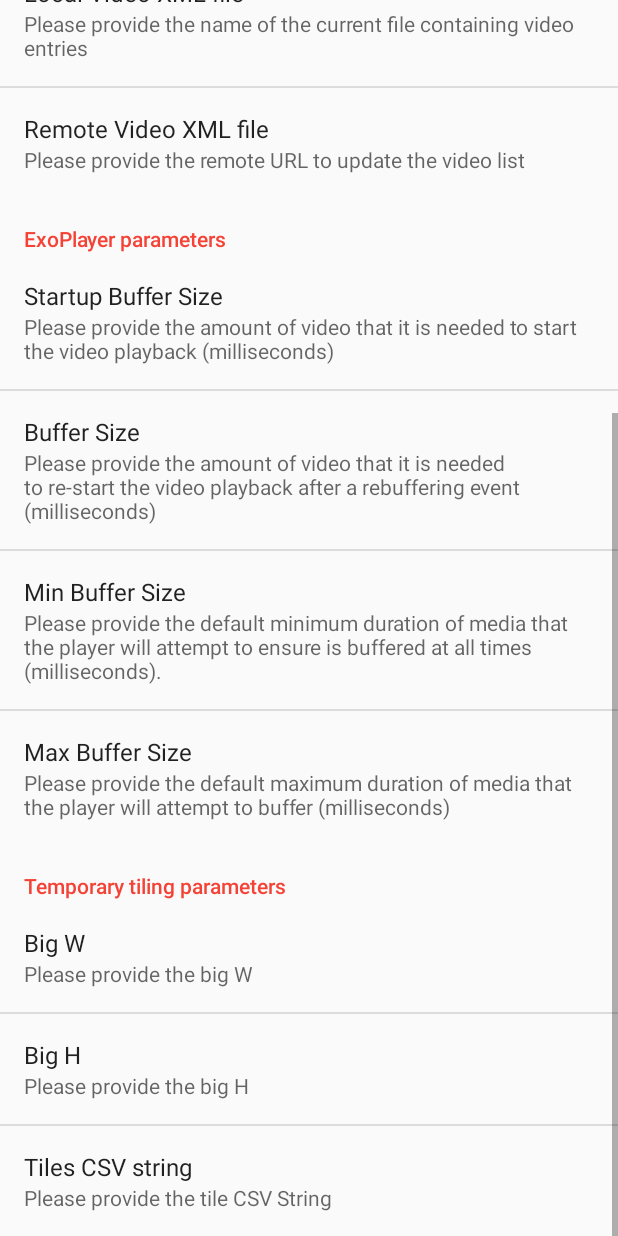
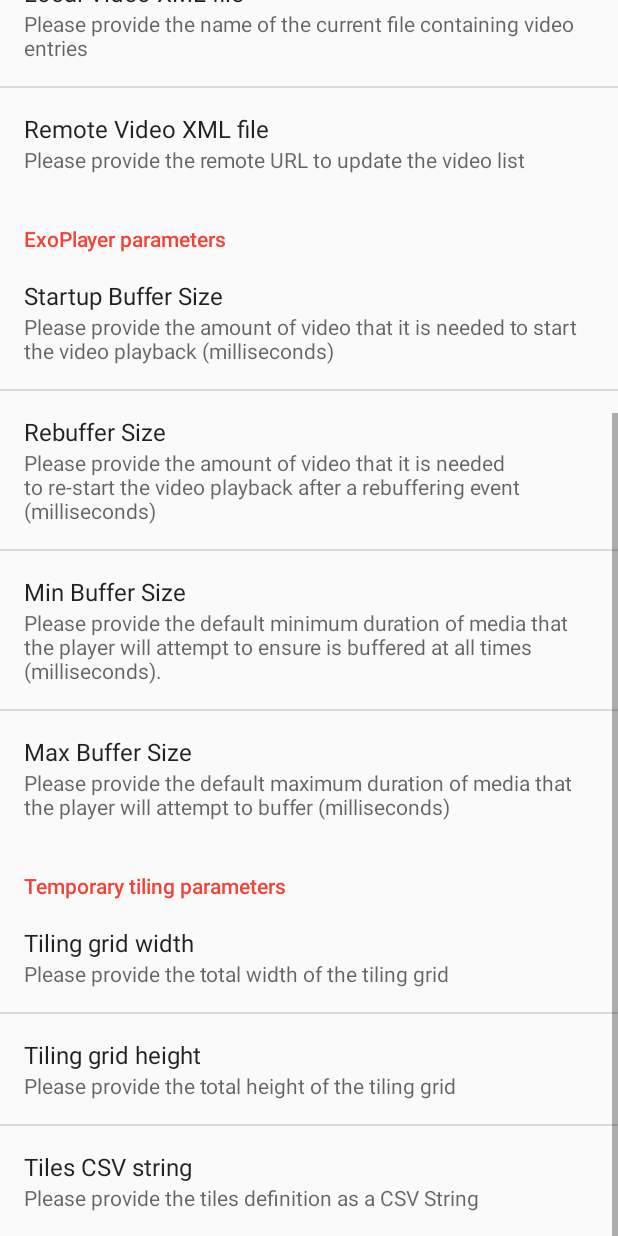
Before and after one commit to UCA4SVR/TOUCAN_VR_parametrizer, an Android app: the PreferencesActivity screen opened directly, with no data from a screen before it, scrolled down 576 dp, on a phone screen of 412 x 824 dp. Run offline under Robolectric (Android 15) with nearby library versions, the phone set to English and light mode, and no system bars.

Commit message:
Copiright notice unification plus minor updates
Unified the copyright notice on all files
Improved some comments
Used a value xml file to store every information needed by the parameter screen and improved some of the texts

```diff
--- a/app/build.gradle
+++ b/app/build.gradle
@@ -9,8 +9,8 @@ android {
         targetSdkVersion 25
         // codeversion = major * 10 000 + minor * 100 + patch (we'll get problems if we have more
         // than 99 as one of the numbers but we should be safe)
-        versionCode 10000
-        versionName "1.0.0"
+        versionCode 10100
+        versionName "1.1.0"
         testInstrumentationRunner "android.support.test.runner.AndroidJUnitRunner"
     }
     buildTypes {
--- a/app/src/main/java/fr/unice/i3s/uca4svr/toucan_vr_parametrizing/MainActivity.java
+++ b/app/src/main/java/fr/unice/i3s/uca4svr/toucan_vr_parametrizing/MainActivity.java
@@ -12,7 +12,6 @@
  * WITHOUT WARRANTIES OR CONDITIONS OF ANY KIND, either express or implied.
  * See the License for the specific language governing permissions and
  * limitations under the License.
- * Author: Savino Dambra
  */
 package fr.unice.i3s.uca4svr.toucan_vr_parametrizing;
 
@@ -30,7 +29,6 @@ import android.support.v4.app.ActivityCompat;
 import android.support.v4.content.ContextCompat;
 import android.support.v7.app.AppCompatActivity;
 import android.support.v7.widget.Toolbar;
-import android.util.Log;
 import android.view.Menu;
 import android.view.MenuItem;
 import android.view.View;
--- a/app/src/main/java/fr/unice/i3s/uca4svr/toucan_vr_parametrizing/PreferencesActivity.java
+++ b/app/src/main/java/fr/unice/i3s/uca4svr/toucan_vr_parametrizing/PreferencesActivity.java
@@ -12,7 +12,6 @@
  * WITHOUT WARRANTIES OR CONDITIONS OF ANY KIND, either express or implied.
  * See the License for the specific language governing permissions and
  * limitations under the License.
- * Author: Savino Dambra
  */
 package fr.unice.i3s.uca4svr.toucan_vr_parametrizing;
 
--- a/app/src/main/java/fr/unice/i3s/uca4svr/toucan_vr_parametrizing/StartVRApp.java
+++ b/app/src/main/java/fr/unice/i3s/uca4svr/toucan_vr_parametrizing/StartVRApp.java
@@ -12,7 +12,6 @@
  * WITHOUT WARRANTIES OR CONDITIONS OF ANY KIND, either express or implied.
  * See the License for the specific language governing permissions and
  * limitations under the License.
- * Author: Savino Dambra
  */
 package fr.unice.i3s.uca4svr.toucan_vr_parametrizing;
 
@@ -20,7 +19,6 @@ import android.content.Context;
 import android.content.Intent;
 import android.content.SharedPreferences;
 import android.preference.PreferenceManager;
-import android.util.Log;
 import android.widget.Toast;
 
 abstract class StartVRApp {
@@ -33,7 +31,8 @@ abstract class StartVRApp {
      * @param videoLink Video URL to be played in VR
      * @param W Number of rows in the tiling grid
      * @param H Number of columns in the tiling grid
-     * @param tiling Grid composition: quartets of values formatted as x,y,w,h
+     * @param tiling Grid composition: quartets of values formatted as x,y,w,h in the tiling grid coordinates.
+     *               x,y is the starting position of the tile, w,h the width and height of the tile.
      * @param preferences If preferences have already been recovered, parameters are retrieved from them
      */
     static void startVR (Context applicationContext, String videoName, String videoLink, String W, String H, String tiling, SharedPreferences preferences) {
--- a/app/src/main/java/fr/unice/i3s/uca4svr/toucan_vr_parametrizing/Video.java
+++ b/app/src/main/java/fr/unice/i3s/uca4svr/toucan_vr_parametrizing/Video.java
@@ -12,7 +12,6 @@
  * WITHOUT WARRANTIES OR CONDITIONS OF ANY KIND, either express or implied.
  * See the License for the specific language governing permissions and
  * limitations under the License.
- * Author: Savino Dambra
  */
 package fr.unice.i3s.uca4svr.toucan_vr_parametrizing;
 
--- a/app/src/main/java/fr/unice/i3s/uca4svr/toucan_vr_parametrizing/VideoListActivity.java
+++ b/app/src/main/java/fr/unice/i3s/uca4svr/toucan_vr_parametrizing/VideoListActivity.java
@@ -12,7 +12,6 @@
  * WITHOUT WARRANTIES OR CONDITIONS OF ANY KIND, either express or implied.
  * See the License for the specific language governing permissions and
  * limitations under the License.
- * Author: Savino Dambra
  */
 package fr.unice.i3s.uca4svr.toucan_vr_parametrizing;
 import android.content.SharedPreferences;
--- a/app/src/main/java/fr/unice/i3s/uca4svr/toucan_vr_parametrizing/VideoUrlActivity.java
+++ b/app/src/main/java/fr/unice/i3s/uca4svr/toucan_vr_parametrizing/VideoUrlActivity.java
@@ -12,7 +12,6 @@
  * WITHOUT WARRANTIES OR CONDITIONS OF ANY KIND, either express or implied.
  * See the License for the specific language governing permissions and
  * limitations under the License.
- * Author: Savino Dambra
  */
 package fr.unice.i3s.uca4svr.toucan_vr_parametrizing;
 
--- a/app/src/main/java/fr/unice/i3s/uca4svr/toucan_vr_parametrizing/XmlParser.java
+++ b/app/src/main/java/fr/unice/i3s/uca4svr/toucan_vr_parametrizing/XmlParser.java
@@ -12,7 +12,6 @@
  * WITHOUT WARRANTIES OR CONDITIONS OF ANY KIND, either express or implied.
  * See the License for the specific language governing permissions and
  * limitations under the License.
- * Author: Savino Dambra
  */
 package fr.unice.i3s.uca4svr.toucan_vr_parametrizing;
 
--- /dev/null
+++ b/app/src/main/res/values/preferences.xml
@@ -0,0 +1,75 @@
+<?xml version="1.0" encoding="utf-8"?>
+<resources>
+
+    <!-- VR Application Category -->
+    <string name="PREFERENCE_VR_application_category_title">Vr application</string>
+
+    <string name="PREFERENCE_VR_app_package_title">VR Application Package</string>
+    <string name="PREFERENCE_VR_app_package_key" translatable="false">vrApplicationPackage</string>
+    <string name="PREFERENCE_VR_app_package_summary">Please provide the package name of the VR application</string>
+    <string name="PREFERENCE_VR_app_package_default" translatable="false">fr.unice.i3s.uca4svr.toucan_vr.full.debug</string>
+
+    <string name="PREFERENCE_head_log_title">Head Motion logging</string>
+    <string name="PREFERENCE_head_log_key" translatable="false">headMotionLogging</string>
+    <string name="PREFERENCE_head_log_summary">Please choose if you want to log the head motion or not</string>
+    <bool name="PREFERENCE_head_log_default">false</bool>
+
+    <string name="PREFERENCE_bandwidth_log_title">Bandwidth logging</string>
+    <string name="PREFERENCE_bandwidth_log_key" translatable="false">bandwidthLogging</string>
+    <string name="PREFERENCE_bandwidth_log_summary">Please choose if you want to log the bandwidth consumption or not</string>
+    <bool name="PREFERENCE_bandwidth_log_default">false</bool>
+
+    <!-- Video List Category -->
+    <string name="PREFERENCE_video_list_category_title">Video List</string>
+
+    <string name="PREFERENCE_local_list_title">Local Video XML file</string>
+    <string name="PREFERENCE_local_list_key" translatable="false">localVideoXMLFile</string>
+    <string name="PREFERENCE_local_list_summary">Please provide the name of the current file containing video entries</string>
+    <string name="PREFERENCE_local_list_default" translatable="false">Toucan/videos.xml</string>
+
+    <string name="PREFERENCE_remote_list_title">Remote Video XML file</string>
+    <string name="PREFERENCE_remote_list_key" translatable="false">remoteVideoXMLFile</string>
+    <string name="PREFERENCE_remote_list_summary">Please provide the remote URL to update the video list</string>
+    <string name="PREFERENCE_remote_list_default" translatable="false">_</string>
+
+    <!-- Exoplayer Parameters Category -->
+    <string name="PREFERENCE_exoplayer_params_category_title">ExoPlayer parameters</string>
+
+    <string name="PREFERENCE_startup_buffer_title">Startup Buffer Size</string>
+    <string name="PREFERENCE_startup_buffer_key" translatable="false">bufferForPlayback</string>
+    <string name="PREFERENCE_startup_buffer_summary">Please provide the amount of video that it is needed to start the video playback (milliseconds)</string>
+    <integer name="PREFERENCE_startup_buffer_default">1500</integer>
+
+    <string name="PREFERENCE_rebuffering_buffer_title">Rebuffer Size</string>
+    <string name="PREFERENCE_rebuffering_buffer_key" translatable="false">bufferForPlaybackAR</string>
+    <string name="PREFERENCE_rebuffering_buffer_summary">Please provide the amount of video that it is needed to re-start the video playback after a rebuffering event (milliseconds)</string>
+    <integer name="PREFERENCE_rebuffering_buffer_default">1500</integer>
+
+    <string name="PREFERENCE_min_buffer_title">Min Buffer Size</string>
+    <string name="PREFERENCE_min_buffer_key" translatable="false">minBufferSize</string>
+    <string name="PREFERENCE_min_buffer_summary">Please provide the default minimum duration of media that the player will attempt to ensure is buffered at all times (milliseconds).</string>
+    <integer name="PREFERENCE_min_buffer_default">15000</integer>
+
+    <string name="PREFERENCE_max_buffer_title">Max Buffer Size</string>
+    <string name="PREFERENCE_max_buffer_key" translatable="false">maxBufferSize</string>
+    <string name="PREFERENCE_max_buffer_summary">Please provide the default maximum duration of media that the player will attempt to buffer (milliseconds)</string>
+    <integer name="PREFERENCE_max_buffer_default">30000</integer>
+
+    <!-- Tiling Category -->
+    <string name="PREFERENCE_tiling_category_title">Temporary tiling parameters</string>
+
+    <string name="PREFERENCE_grid_width_title">Tiling grid width</string>
+    <string name="PREFERENCE_grid_width_key" translatable="false">W</string>
+    <string name="PREFERENCE_grid_width_summary">Please provide the total width of the tiling grid</string>
+    <integer name="PREFERENCE_grid_width_default">3</integer>
+
+    <string name="PREFERENCE_grid_height_title">Tiling grid height</string>
+    <string name="PREFERENCE_grid_height_key" translatable="false">H</string>
+    <string name="PREFERENCE_grid_height_summary">Please provide the total height of the tiling grid</string>
+    <integer name="PREFERENCE_grid_height_default">3</integer>
+
+    <string name="PREFERENCE_tiling_title">Tiles CSV string</string>
+    <string name="PREFERENCE_tiling_key" translatable="false">tilesCSV</string>
+    <string name="PREFERENCE_tiling_summary">Please provide the tiles definition as a CSV String</string>
+    <string name="PREFERENCE_tiling_default">"0,0,1,1,1,0,1,1,2,0,1,1,0,1,1,1,1,1,1,1,2,1,1,1,0,2,1,1,1,2,1,1,2,2,1,1"</string>
+</resources>
--- a/app/src/main/res/values/strings.xml
+++ b/app/src/main/res/values/strings.xml
@@ -19,8 +19,4 @@
     <string name="ERROR_notFoundVideoXml">The Video XML file has not been found!</string>
     <string name="ERROR_notOnline">The device is not connected to internet or the requested file doesn\'t exist!</string>
     <string name="ERROR_permissionNotGranted">Please authorize the application to write the device\'s storage!</string>
-    <string name="PREFERENCE_package">fr.unice.i3s.uca4svr.toucan_vr.full.debug</string>
-    <string name="PREFERENCE_local">Toucan/videos.xml</string>
-    <string name="PREFERENCE_remote">_</string>
-    <string name="PREFERENCE_tiling">"0,0,1,1,1,0,1,1,2,0,1,1,0,1,1,1,1,1,1,1,2,1,1,1,0,2,1,1,1,2,1,1,2,2,1,1"</string>
 </resources>
--- a/app/src/main/res/xml/preferences.xml
+++ b/app/src/main/res/xml/preferences.xml
@@ -1,77 +1,77 @@
 <?xml version="1.0" encoding="utf-8"?>
 <PreferenceScreen xmlns:android="http://schemas.android.com/apk/res/android">
-    <PreferenceCategory android:title="Vr application">
-        <EditTextPreference android:title="Vr application package"
-            android:key="vrApplicationPackage"
-            android:summary="Please provide the package name of the VR application"
-            android:defaultValue="@string/PREFERENCE_package"
+    <PreferenceCategory android:title="@string/PREFERENCE_VR_application_category_title">
+        <EditTextPreference android:title="@string/PREFERENCE_VR_app_package_title"
+            android:key="@string/PREFERENCE_VR_app_package_key"
+            android:summary="@string/PREFERENCE_VR_app_package_summary"
+            android:defaultValue="@string/PREFERENCE_VR_app_package_default"
             />
-        <CheckBoxPreference android:title="Head Motion logging"
-            android:key="headMotionLogging"
-            android:summary="Please choose if you want to log the head motion or not"
-            android:defaultValue="true"
+        <CheckBoxPreference android:title="@string/PREFERENCE_head_log_title"
+            android:key="@string/PREFERENCE_head_log_key"
+            android:summary="@string/PREFERENCE_head_log_summary"
+            android:defaultValue="@bool/PREFERENCE_head_log_default"
             />
-        <CheckBoxPreference android:title="Bandwidth logging"
-            android:key="bandwidthLogging"
-            android:summary="Please choose if you want to log the bandwidth consumption or not"
-            android:defaultValue="true"
+        <CheckBoxPreference android:title="@string/PREFERENCE_bandwidth_log_title"
+            android:key="@string/PREFERENCE_bandwidth_log_key"
+            android:summary="@string/PREFERENCE_bandwidth_log_summary"
+            android:defaultValue="@bool/PREFERENCE_bandwidth_log_default"
             />
     </PreferenceCategory>
-    <PreferenceCategory android:title="Video List">
-        <EditTextPreference android:title="Local Video XML file"
-            android:key="localVideoXMLFile"
-            android:summary="Please provide the name of the current file containing video entries"
-            android:defaultValue="@string/PREFERENCE_local"
+    <PreferenceCategory android:title="@string/PREFERENCE_video_list_category_title">
+        <EditTextPreference android:title="@string/PREFERENCE_local_list_title"
+            android:key="@string/PREFERENCE_local_list_key"
+            android:summary="@string/PREFERENCE_local_list_summary"
+            android:defaultValue="@string/PREFERENCE_local_list_default"
             />
-        <EditTextPreference android:title="Remote Video XML file"
-            android:key="remoteVideoXMLFile"
-            android:summary="Please provide the remote URL to update the video list"
-            android:defaultValue="@string/PREFERENCE_remote"
+        <EditTextPreference android:title="@string/PREFERENCE_remote_list_title"
+            android:key="@string/PREFERENCE_remote_list_key"
+            android:summary="@string/PREFERENCE_remote_list_summary"
+            android:defaultValue="@string/PREFERENCE_remote_list_default"
         />
     </PreferenceCategory>
-    <PreferenceCategory android:title="ExoPlayer parameters">
-        <EditTextPreference android:title="Startup Buffer Size"
-            android:key="bufferForPlayback"
-            android:summary="Please provide the amount of video that it is needed to start the video playback (milliseconds)"
-            android:defaultValue="1500"
+    <PreferenceCategory android:title="@string/PREFERENCE_exoplayer_params_category_title">
+        <EditTextPreference android:title="@string/PREFERENCE_startup_buffer_title"
+            android:key="@string/PREFERENCE_startup_buffer_key"
+            android:summary="@string/PREFERENCE_startup_buffer_summary"
+            android:defaultValue="@integer/PREFERENCE_startup_buffer_default"
             android:inputType="number"
             />
-        <EditTextPreference android:title="Buffer Size"
-        android:key="bufferForPlaybackAR"
-        android:summary="Please provide the amount of video that it is needed to re-start the video playback after a rebuffering event (milliseconds)"
-        android:defaultValue="1500"
+        <EditTextPreference android:title="@string/PREFERENCE_rebuffering_buffer_title"
+        android:key="@string/PREFERENCE_rebuffering_buffer_key"
+        android:summary="@string/PREFERENCE_rebuffering_buffer_summary"
+        android:defaultValue="@integer/PREFERENCE_rebuffering_buffer_default"
         android:inputType="number"
         />
-        <EditTextPreference android:title="Min Buffer Size"
-            android:key="minBufferSize"
-            android:summary="Please provide the default minimum duration of media that the player will attempt to ensure is buffered at all times (milliseconds)."
-            android:defaultValue="15000"
+        <EditTextPreference android:title="@string/PREFERENCE_min_buffer_title"
+            android:key="@string/PREFERENCE_min_buffer_key"
+            android:summary="@string/PREFERENCE_min_buffer_summary"
+            android:defaultValue="@integer/PREFERENCE_min_buffer_default"
             android:inputType="number"
             />
-        <EditTextPreference android:title="Max Buffer Size"
-            android:key="maxBufferSize"
-            android:summary="Please provide the default maximum duration of media that the player will attempt to buffer (milliseconds)"
-            android:defaultValue="30000"
+        <EditTextPreference android:title="@string/PREFERENCE_max_buffer_title"
+            android:key="@string/PREFERENCE_max_buffer_key"
+            android:summary="@string/PREFERENCE_max_buffer_summary"
+            android:defaultValue="@integer/PREFERENCE_max_buffer_default"
             android:inputType="number"
             />
     </PreferenceCategory>
-    <PreferenceCategory android:title="Temporary tiling parameters">
-        <EditTextPreference android:title="Big W"
-            android:key="W"
-            android:summary="Please provide the big W"
-            android:defaultValue="3"
+    <PreferenceCategory android:title="@string/PREFERENCE_tiling_category_title">
+        <EditTextPreference android:title="@string/PREFERENCE_grid_width_title"
+            android:key="@string/PREFERENCE_grid_width_key"
+            android:summary="@string/PREFERENCE_grid_width_summary"
+            android:defaultValue="@integer/PREFERENCE_grid_width_default"
             android:inputType="number"
             />
-        <EditTextPreference android:title="Big H"
-            android:key="H"
-            android:summary="Please provide the big H"
-            android:defaultValue="3"
+        <EditTextPreference android:title="@string/PREFERENCE_grid_height_title"
+            android:key="@string/PREFERENCE_grid_height_key"
+            android:summary="@string/PREFERENCE_grid_height_summary"
+            android:defaultValue="@integer/PREFERENCE_grid_height_default"
             android:inputType="number"
             />
-        <EditTextPreference android:title="Tiles CSV string"
-            android:key="tilesCSV"
-            android:summary="Please provide the tile CSV String"
-            android:defaultValue="@string/PREFERENCE_tiling"
+        <EditTextPreference android:title="@string/PREFERENCE_tiling_title"
+            android:key="@string/PREFERENCE_tiling_key"
+            android:summary="@string/PREFERENCE_tiling_summary"
+            android:defaultValue="@string/PREFERENCE_tiling_default"
             />
     </PreferenceCategory>
 </PreferenceScreen>
--- a/build.gradle
+++ b/build.gradle
@@ -5,7 +5,7 @@ buildscript {
         jcenter()
     }
     dependencies {
-        classpath 'com.android.tools.build:gradle:2.3.0'
+        classpath 'com.android.tools.build:gradle:2.3.1'
 
         // NOTE: Do not place your application dependencies here; they belong
         // in the individual module build.gradle files
```
Also changed, not shown: app/src/main/assets/videos.xml (+37 -52 lines), app/src/main/java/fr/unice/i3s/uca4svr/toucan_vr_parametrizing/CheckConnection.java (+15 -0 lines), app/src/main/java/fr/unice/i3s/uca4svr/toucan_vr_parametrizing/CheckConnectionResponse.java (+15 -0 lines), 1 other file.
